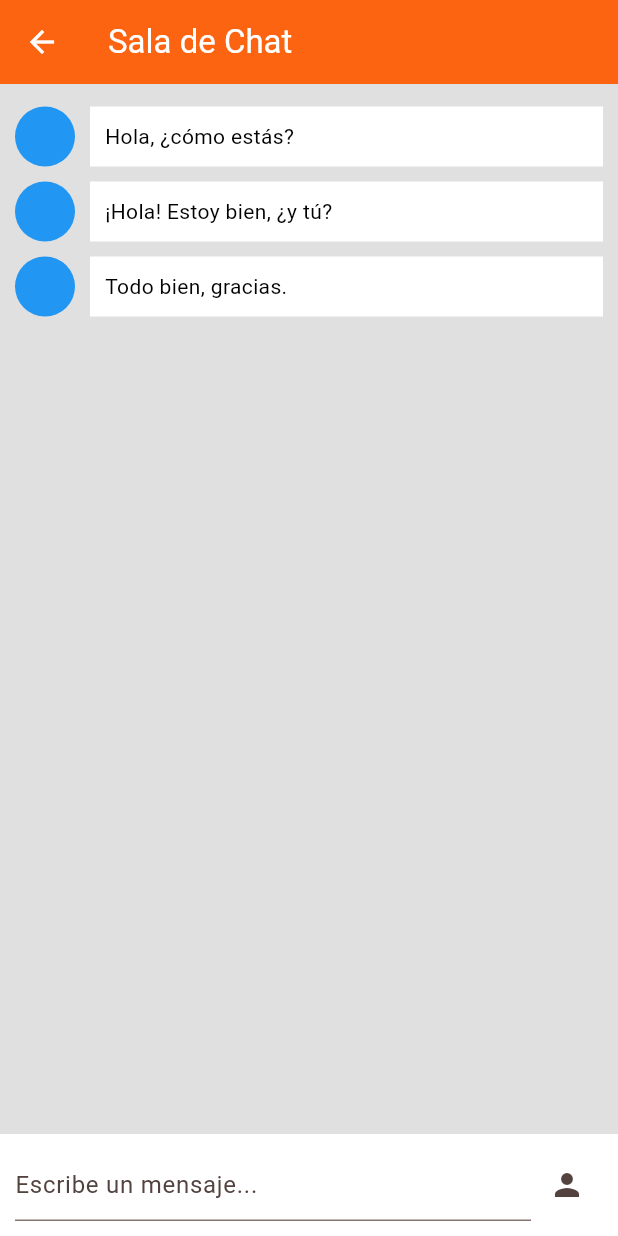
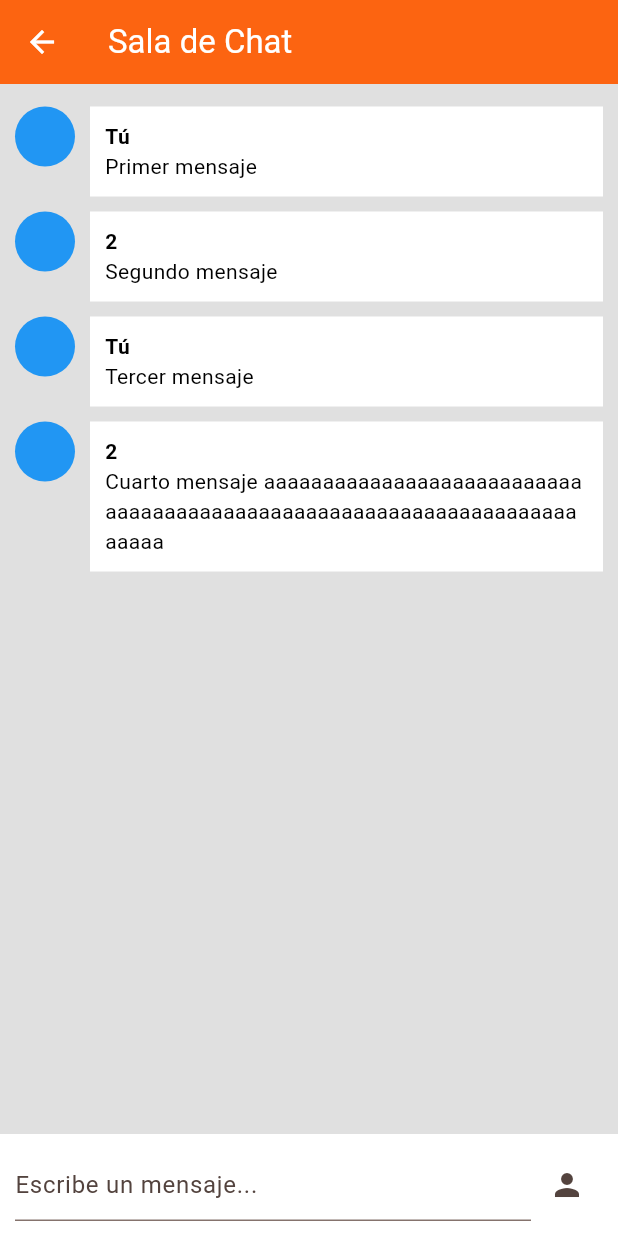
Before and after one commit to LeoLizc/f_parche, a Flutter app: the ChatRoomPage screen opened directly with empty values, on a phone screen of 412 x 824 dp. Run offline on Flutter 3.47's test engine with Material 2 defaults, Android fonts, the phone set to English and light mode, and no system bars; our stand-ins replace firebase_auth, firebase_core, firebase_database, flex_color_scheme, flutter_svg, get and 2 more; accounts and stored records are empty.

Commit message:
Add message sender name to chat messages

```diff
--- a/lib/data/test_repositories/fake_chat_repo.dart
+++ b/lib/data/test_repositories/fake_chat_repo.dart
@@ -28,7 +28,8 @@ class FakeChatRepo implements ChatRepository {
           sender: '1',
         ),
         Message(
-          message: "Cuarto mensaje",
+          message:
+              "Cuarto mensaje aaaaaaaaaaaaaaaaaaaaaaaaaaaaaaaaaaaaaaaaaaaaaaaaaaaaaaaaaaaaaaaaaaaaaaaa",
           sender: '2',
         ),
       ],
--- a/lib/ui/pages/chat.dart
+++ b/lib/ui/pages/chat.dart
@@ -1,3 +1,5 @@
+import 'package:f_parche/domain/entities/message.dart';
+import 'package:f_parche/ui/controllers/auth_controller.dart';
 import 'package:f_parche/ui/controllers/chat_controller.dart';
 import 'package:flutter/material.dart';
 import 'package:get/get.dart';
@@ -16,11 +18,15 @@ class ChatRoomPage extends StatefulWidget {
 
 class _ChatRoomPageState extends State<ChatRoomPage> {
   final ChatController _chatController = Get.find();
+  final AuthController _authController = Get.find();
+  late final String _userId;
 
   @override
   void initState() {
-    _chatController.getChat(widget.chatId);
-
+    _authController.getCurrentUser().then((user) {
+      _userId = user!.id;
+      _chatController.getChat(widget.chatId);
+    });
     super.initState();
   }
 
@@ -36,17 +42,19 @@ class _ChatRoomPageState extends State<ChatRoomPage> {
         children: [
           Expanded(
             child: Container(
-              color: Colors.grey[300], // Color de fondo de la sala de chat
-              child: ListView(
-                padding: const EdgeInsets.all(10.0),
-                children: const [
-                  ChatMessage(message: 'Hola, ¿cómo estás?'),
-                  ChatMessage(message: '¡Hola! Estoy bien, ¿y tú?'),
-                  ChatMessage(message: 'Todo bien, gracias.'),
-                  // Agregar más mensajes de chat
-                ],
-              ),
-            ),
+                color: Colors.grey[300], // Color de fondo de la sala de chat
+                child: Obx(
+                  () => ListView.builder(
+                    itemCount: _chatController.messages.length,
+                    padding: const EdgeInsets.all(10.0),
+                    itemBuilder: (context, index) {
+                      return ChatMessage(
+                        message: _chatController.messages[index],
+                        myUserId: _userId,
+                      );
+                    },
+                  ),
+                )),
           ),
           Container(
             padding: const EdgeInsets.all(10.0),
@@ -76,9 +84,14 @@ class _ChatRoomPageState extends State<ChatRoomPage> {
 }
 
 class ChatMessage extends StatelessWidget {
-  final String message;
+  final Message message;
+  final String myUserId;
 
-  const ChatMessage({super.key, required this.message});
+  const ChatMessage({
+    super.key,
+    required this.message,
+    required this.myUserId,
+  });
 
   @override
   Widget build(BuildContext context) {
@@ -96,7 +109,18 @@ class ChatMessage extends StatelessWidget {
             child: Container(
               padding: const EdgeInsets.all(10.0),
               color: Colors.white, // Color del mensaje
-              child: Text(message),
+              child: Column(
+                crossAxisAlignment: CrossAxisAlignment.start,
+                children: [
+                  Text(
+                    message.sender == myUserId ? 'Tú' : message.sender,
+                    style: const TextStyle(
+                      fontWeight: FontWeight.bold,
+                    ),
+                  ),
+                  Text(message.message),
+                ],
+              ),
             ),
           ),
         ],
```
